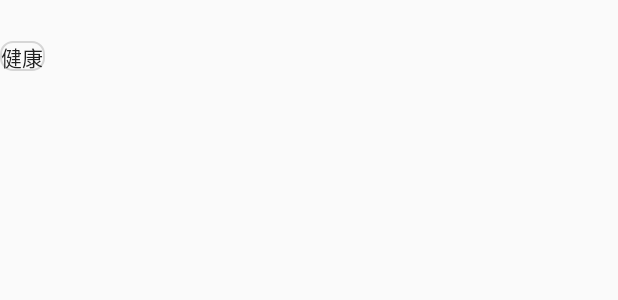
After one commit to LZhenSheng/Epidemic, an Android app: the layout item_health_report.xml on its own in the app's theme, with its tools: preview values and no code run, on a phone screen of 412 x 824 dp. The commit adds this screen. Shown: the top 300 px of the screen. Run offline under Robolectric (Android 15) with nearby library versions, the phone set to English and light mode, and no system bars.

Commit message:
完成健康上报功能

```diff
--- a/app/build.gradle
+++ b/app/build.gradle
@@ -79,4 +79,8 @@ dependencies {
     //带阴影的CardView框架
     //https://github.com/zzyyppqq/CardViewShadowColor
     implementation 'com.zyp.cardview:cardview:1.0.1'
+
+    //封装了RecyclerView
+    //提供更高层次的接口
+    implementation 'com.github.CymChad:BaseRecyclerViewAdapterHelper:2.9.50'
 }
--- a/app/src/main/java/com/example/epidemic/liteorm/Account.java
+++ b/app/src/main/java/com/example/epidemic/liteorm/Account.java
@@ -11,7 +11,7 @@ import com.litesuits.orm.db.enums.AssignType;
 * @time 2021/1/3
 * @dec
 */
-@Table("account")
+@Table("Account")
 public class Account {
 
     /**
--- /dev/null
+++ b/app/src/main/res/drawable/shape_border.xml
@@ -0,0 +1,17 @@
+<?xml version="1.0" encoding="utf-8"?>
+<layer-list xmlns:android="http://schemas.android.com/apk/res/android">
+    <item>
+        <shape>
+            <!--圆角-->
+            <corners android:radius="8dp" />
+
+            <!--填充颜色-->
+            <solid android:color="@color/transparent" />
+
+            <!--边框-->
+            <stroke
+                android:width="@dimen/divider_small"
+                android:color="#D6D6D6" />
+        </shape>
+    </item>
+</layer-list>
--- a/app/src/main/res/layout/fragment_health_frgament.xml
+++ b/app/src/main/res/layout/fragment_health_frgament.xml
@@ -36,6 +36,10 @@
                         android:background="@drawable/shape_border_gray"
                         android:text="+健康上报" />
 
+                    <androidx.recyclerview.widget.RecyclerView
+                        android:id="@+id/rv"
+                        android:layout_width="match_parent"
+                        android:layout_height="wrap_content" />
 
                 </LinearLayout>
 
--- /dev/null
+++ b/app/src/main/res/layout/item_health_report.xml
@@ -0,0 +1,34 @@
+<?xml version="1.0" encoding="utf-8"?>
+<LinearLayout
+    xmlns:android="http://schemas.android.com/apk/res/android"
+    android:orientation="vertical"
+    android:layout_width="match_parent"
+    android:layout_height="match_parent">
+
+    <LinearLayout
+        android:layout_width="match_parent"
+        android:layout_height="wrap_content">
+
+        <TextView
+            android:layout_width="wrap_content"
+            android:layout_height="wrap_content"
+            android:text=""
+            android:id="@+id/time"/>
+
+        <TextView
+            android:layout_width="wrap_content"
+            android:layout_height="wrap_content"
+            android:text=""
+            android:textSize="20sp"
+            android:id="@+id/temperature"/>
+
+    </LinearLayout>
+
+    <Button
+        android:id="@+id/status"
+        android:layout_width="30dp"
+        android:layout_height="20dp"
+        android:text="健康"
+        android:background="@drawable/shape_border"/>
+
+</LinearLayout>
```
Also changed, not shown: app/src/main/java/com/example/epidemic/activity/AddHealthReport.java (+106 -12 lines), app/src/main/java/com/example/epidemic/activity/LoginStudengActivity.java (+9 -4 lines), app/src/main/java/com/example/epidemic/adapter/HealthReportAdapter.java (added, +37 -0 lines), app/src/main/java/com/example/epidemic/liteorm/HealthReport.java (added, +133 -0 lines), app/src/main/java/com/example/epidemic/util/LiteORMUtil.java (+9 -0 lines), app/src/main/java/com/example/epidemic/util/PreferenceUtil.java (+21 -0 lines), app/src/main/res/layout/activity_add_health_report.xml (+9 -1 lines), 1 other file.
